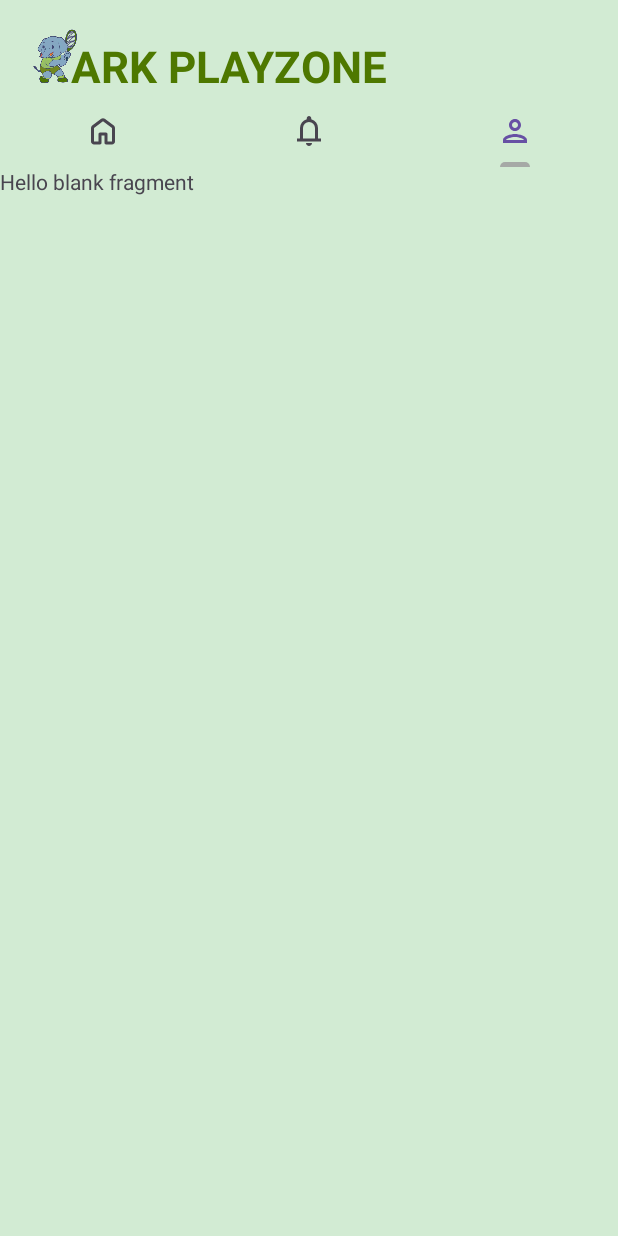
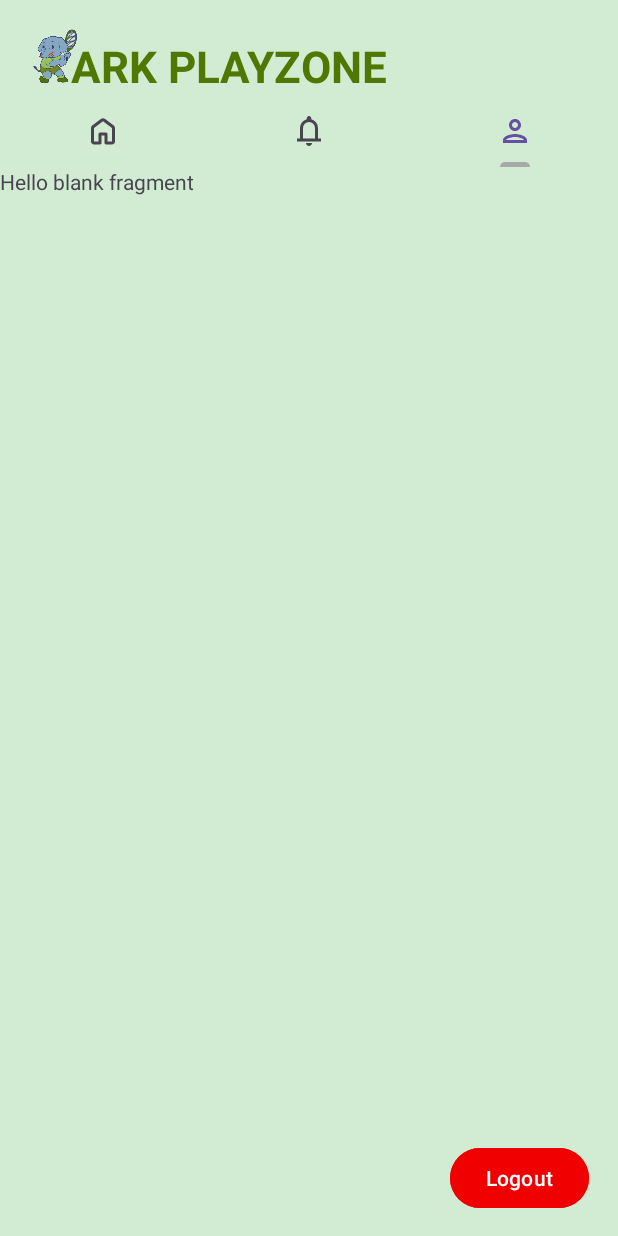
Before and after one commit to Skippersquareroot100/ArkPlayZone-android-app-, an Android app: the HomeFragment screen opened directly, with no data from a screen before it, tab 3 chosen, on a phone screen of 412 x 824 dp. Run offline under Robolectric (Android 15) with nearby library versions, the phone set to English and light mode, and no system bars.

Commit message:
fragment-recycleActivity&others-added

```diff
--- a/app/src/main/java/com/arkever/indoorplayground/networks/ApiService.kt
+++ b/app/src/main/java/com/arkever/indoorplayground/networks/ApiService.kt
@@ -9,11 +9,13 @@ import com.arkever.indoorplayground.model.Responses.LoginResponse
 import com.arkever.indoorplayground.model.DTOs.StaffDto
 import com.arkever.indoorplayground.model.Responses.ApiResponse
 import com.arkever.indoorplayground.model.Responses.ForgetPassResponse
+import com.arkever.indoorplayground.model.ActivityResponse
 import com.arkever.indoorplayground.model.Responses.OTPValidateResponse
 import com.arkever.indoorplayground.model.Responses.PassResetResponse
 import com.arkever.indoorplayground.model.Responses.RefreshResponse
 import retrofit2.Call
 import retrofit2.http.Body
+import retrofit2.http.GET
 import retrofit2.http.PATCH
 import retrofit2.http.POST
 
@@ -32,5 +34,7 @@ interface ApiService {
     fun verifyOTP(@Body data: OTPValidateDto): Call<OTPValidateResponse>
     @PATCH("update-pass")
     fun updatePassword(@Body data: PassResetDTO): Call<PassResetResponse>
+    @GET("activity")
+    fun getAllActivities(): Call<ActivityResponse>
 
 }
--- /dev/null
+++ b/app/src/main/java/com/arkever/indoorplayground/repository/ActivityRepository.kt
@@ -0,0 +1,31 @@
+package com.arkever.indoorplayground.repository
+
+import com.arkever.indoorplayground.model.ActivityItem
+
+import com.arkever.indoorplayground.model.ActivityResponse
+
+import com.arkever.indoorplayground.networks.RetrofitClient
+import retrofit2.Call
+import retrofit2.Callback
+import retrofit2.Response
+
+class ActivityRepository {
+    fun getActivities(onResult: (Boolean, List<ActivityItem>?, String?) -> Unit) {
+        RetrofitClient.instance.getAllActivities().enqueue(object : Callback<ActivityResponse> {
+            override fun onResponse(call: Call<ActivityResponse>, response: Response<ActivityResponse>) {
+                if (response.isSuccessful) {
+                    val activities = response.body()?.data ?: emptyList()
+                    onResult(true, activities, null)
+                } else {
+                    onResult(false, null, "Error: ${response.code()}")
+                }
+            }
+
+            override fun onFailure(call: Call<ActivityResponse>, t: Throwable) {
+                onResult(false, null, t.message)
+            }
+        })
+
+
+    }
+}
--- a/app/src/main/java/com/arkever/indoorplayground/view/Fragments/HomeFragment.kt
+++ b/app/src/main/java/com/arkever/indoorplayground/view/Fragments/HomeFragment.kt
@@ -1,60 +1,60 @@
 package com.arkever.indoorplayground.view.Fragments
 
 import android.os.Bundle
-import androidx.fragment.app.Fragment
 import android.view.LayoutInflater
 import android.view.View
 import android.view.ViewGroup
+import android.widget.Toast
+import androidx.fragment.app.Fragment
+import androidx.lifecycle.ViewModelProvider
+import androidx.recyclerview.widget.LinearLayoutManager
+import androidx.recyclerview.widget.RecyclerView
 import com.arkever.indoorplayground.R
+import com.arkever.indoorplayground.adapter.ActivityAdapter
+import com.arkever.indoorplayground.model.ActivityItem
+import com.arkever.indoorplayground.viewmodel.ActivityViewModel
 
-// TODO: Rename parameter arguments, choose names that match
-// the fragment initialization parameters, e.g. ARG_ITEM_NUMBER
-private const val ARG_PARAM1 = "param1"
-private const val ARG_PARAM2 = "param2"
 
-/**
- * A simple [Fragment] subclass.
- * Use the [HomeFragment.newInstance] factory method to
- * create an instance of this fragment.
- */
 class HomeFragment : Fragment() {
-    // TODO: Rename and change types of parameters
-    private var param1: String? = null
-    private var param2: String? = null
 
-    override fun onCreate(savedInstanceState: Bundle?) {
-        super.onCreate(savedInstanceState)
-        arguments?.let {
-            param1 = it.getString(ARG_PARAM1)
-            param2 = it.getString(ARG_PARAM2)
-        }
-    }
+    private lateinit var viewModel: ActivityViewModel
+    private lateinit var recyclerView: RecyclerView
+    private lateinit var adapter: ActivityAdapter
 
     override fun onCreateView(
         inflater: LayoutInflater, container: ViewGroup?,
         savedInstanceState: Bundle?
     ): View? {
-        // Inflate the layout for this fragment
-        return inflater.inflate(R.layout.fragment_home, container, false)
+        val view = inflater.inflate(R.layout.fragment_home, container, false)
+
+        recyclerView = view.findViewById(R.id.activityRecyclerView)
+        recyclerView.layoutManager = LinearLayoutManager(context, LinearLayoutManager.HORIZONTAL, false)
+
+
+        adapter = ActivityAdapter(emptyList()) { activity ->
+            Toast.makeText(context, "Selected: ${activity.name}", Toast.LENGTH_SHORT).show()
+        }
+        recyclerView.adapter = adapter
+
+        viewModel = ViewModelProvider(this)[ActivityViewModel::class.java]
+
+        observeViewModel()
+
+
+        viewModel.loadActivities()
+
+        return view
     }
 
-    companion object {
-        /**
-         * Use this factory method to create a new instance of
-         * this fragment using the provided parameters.
-         *
-         * @param param1 Parameter 1.
-         * @param param2 Parameter 2.
-         * @return A new instance of fragment HomeFragment.
-         */
-        // TODO: Rename and change types and number of parameters
-        @JvmStatic
-        fun newInstance(param1: String, param2: String) =
-            HomeFragment().apply {
-                arguments = Bundle().apply {
-                    putString(ARG_PARAM1, param1)
-                    putString(ARG_PARAM2, param2)
-                }
+    private fun observeViewModel() {
+        viewModel.activities.observe(viewLifecycleOwner) { activities ->
+            adapter.updateList(activities)
+        }
+
+        viewModel.error.observe(viewLifecycleOwner) { message ->
+            message?.let {
+                Toast.makeText(context, it, Toast.LENGTH_SHORT).show()
             }
+        }
     }
 }
--- a/app/src/main/java/com/arkever/indoorplayground/view/Fragments/ProfileFragment.kt
+++ b/app/src/main/java/com/arkever/indoorplayground/view/Fragments/ProfileFragment.kt
@@ -1,11 +1,15 @@
 package com.arkever.indoorplayground.view.Fragments
 
+import android.content.Intent
 import android.os.Bundle
 import androidx.fragment.app.Fragment
 import android.view.LayoutInflater
 import android.view.View
 import android.view.ViewGroup
+import android.widget.Button
 import com.arkever.indoorplayground.R
+import com.arkever.indoorplayground.utils.SharedPrefManager
+import com.arkever.indoorplayground.view.MainActivity
 
 // TODO: Rename parameter arguments, choose names that match
 // the fragment initialization parameters, e.g. ARG_ITEM_NUMBER
@@ -22,6 +26,10 @@ class ProfileFragment : Fragment() {
     private var param1: String? = null
     private var param2: String? = null
 
+    lateinit var logout: Button
+
+
+
     override fun onCreate(savedInstanceState: Bundle?) {
         super.onCreate(savedInstanceState)
         arguments?.let {
@@ -30,14 +38,30 @@ class ProfileFragment : Fragment() {
         }
     }
 
+
+
     override fun onCreateView(
         inflater: LayoutInflater, container: ViewGroup?,
         savedInstanceState: Bundle?
     ): View? {
+
+
         // Inflate the layout for this fragment
         return inflater.inflate(R.layout.fragment_profile, container, false)
     }
 
+
+    override fun onViewCreated(view: View, savedInstanceState: Bundle?) {
+        super.onViewCreated(view, savedInstanceState)
+        logout = view.findViewById<Button>(R.id.logout)
+        logout.setOnClickListener {
+            val sp = SharedPrefManager(requireContext())
+            sp.clearToken()
+
+            startActivity(Intent(requireContext(), MainActivity::class.java))
+
+        }
+    }
     companion object {
         /**
          * Use this factory method to create a new instance of
--- a/app/src/main/java/com/arkever/indoorplayground/view/OTP.kt
+++ b/app/src/main/java/com/arkever/indoorplayground/view/OTP.kt
@@ -7,6 +7,7 @@ import android.text.TextWatcher
 import android.util.Log
 import android.view.Gravity
 import android.view.View
+import android.widget.Toast
 import androidx.activity.enableEdgeToEdge
 import androidx.appcompat.app.AppCompatActivity
 import androidx.core.view.ViewCompat
@@ -73,6 +74,7 @@ class OTP : AppCompatActivity() {
             showLoading(false)
             if(success)
             {
+                Toast.makeText(this,"OTP Verified Successfully", Toast.LENGTH_SHORT).show()
                 startActivity(Intent(this, PassReset::class.java))
                 binding.textView5.visibility=View.GONE
             }
--- a/app/src/main/java/com/arkever/indoorplayground/view/PassReset.kt
+++ b/app/src/main/java/com/arkever/indoorplayground/view/PassReset.kt
@@ -4,6 +4,7 @@ import android.content.Intent
 import android.os.Bundle
 import android.view.Gravity
 import android.view.View
+import android.widget.Toast
 import androidx.activity.enableEdgeToEdge
 import androidx.appcompat.app.AppCompatActivity
 import androidx.core.view.ViewCompat
@@ -37,6 +38,7 @@ class PassReset : AppCompatActivity() {
             showLoading(false)
             if (success)
             {
+                Toast.makeText(this,"Password Reset Successfully", Toast.LENGTH_SHORT).show()
                 startActivity(Intent(this, MainActivity::class.java))
                 finish()
             }
--- a/app/src/main/java/com/arkever/indoorplayground/view/Registration.kt
+++ b/app/src/main/java/com/arkever/indoorplayground/view/Registration.kt
@@ -8,6 +8,7 @@ import android.widget.Button
 import android.widget.EditText
 import android.widget.ProgressBar
 import android.widget.TextView
+import android.widget.Toast
 import androidx.activity.enableEdgeToEdge
 import androidx.appcompat.app.AppCompatActivity
 import androidx.core.view.ViewCompat
@@ -162,6 +163,7 @@ class Registration : AppCompatActivity() {
                  showLoading(false)
             if(success)
             {
+                Toast.makeText(this,"Redirecting into Login page", Toast.LENGTH_SHORT).show()
                 startActivity(Intent(this,MainActivity::class.java))
                 finish()
             }
--- /dev/null
+++ b/app/src/main/java/com/arkever/indoorplayground/viewmodel/ActivityViewModel.kt
@@ -0,0 +1,27 @@
+package com.arkever.indoorplayground.viewmodel
+
+import androidx.lifecycle.LiveData
+import androidx.lifecycle.MutableLiveData
+import androidx.lifecycle.ViewModel
+import com.arkever.indoorplayground.model.ActivityItem
+import com.arkever.indoorplayground.repository.ActivityRepository
+
+class ActivityViewModel : ViewModel() {
+    private val repository = ActivityRepository()
+
+    private val _activities = MutableLiveData<List<ActivityItem>>()
+    val activities: LiveData<List<ActivityItem>> = _activities
+
+    private val _error = MutableLiveData<String?>()
+    val error: LiveData<String?> = _error
+
+    fun loadActivities() {
+        repository.getActivities { success, data, err ->
+            if (success && data != null) {
+                _activities.postValue(data?: emptyList())
+            } else {
+                _error.postValue(err)
+            }
+        }
+    }
+}
--- a/app/src/main/res/layout/activity_user_dash_board.xml
+++ b/app/src/main/res/layout/activity_user_dash_board.xml
@@ -8,7 +8,6 @@
     android:layout_height="match_parent">
 
 
-    <!-- FrameLayout for fragments -->
 
     <ImageView
         android:id="@+id/imageView2"
--- a/app/src/main/res/layout/fragment_notification.xml
+++ b/app/src/main/res/layout/fragment_notification.xml
@@ -5,10 +5,10 @@
     android:layout_height="match_parent"
     tools:context=".view.Fragments.NotificationFragment">
 
-    <!-- TODO: Update blank fragment layout -->
+
     <TextView
         android:layout_width="match_parent"
         android:layout_height="match_parent"
-        android:text="cudi" />
+        android:text="no" />
 
 </FrameLayout>
--- a/app/src/main/res/layout/fragment_profile.xml
+++ b/app/src/main/res/layout/fragment_profile.xml
@@ -5,10 +5,19 @@
     android:layout_height="match_parent"
     tools:context=".view.Fragments.ProfileFragment">
 
-    <!-- TODO: Update blank fragment layout -->
+
     <TextView
         android:layout_width="match_parent"
         android:layout_height="match_parent"
         android:text="@string/hello_blank_fragment" />
 
+    <Button
+        android:id="@+id/logout"
+        android:layout_width="wrap_content"
+        android:layout_height="wrap_content"
+        android:layout_marginTop="650dp"
+        android:backgroundTint="#F00000"
+        android:layout_marginStart="300dp"
+        android:text="Logout" />
+
 </FrameLayout>
--- a/gradle/libs.versions.toml
+++ b/gradle/libs.versions.toml
@@ -10,6 +10,7 @@ material = "1.12.0"
 activity = "1.10.1"
 constraintlayout = "2.2.1"
 playServicesAds = "24.4.0"
+cardview = "1.0.0"
 
 [libraries]
 androidx-core-ktx = { group = "androidx.core", name = "core-ktx", version.ref = "coreKtx" }
@@ -21,6 +22,7 @@ material = { group = "com.google.android.material", name = "material", version.r
 androidx-activity = { group = "androidx.activity", name = "activity", version.ref = "activity" }
 androidx-constraintlayout = { group = "androidx.constraintlayout", name = "constraintlayout", version.ref = "constraintlayout" }
 play-services-ads = { group = "com.google.android.gms", name = "play-services-ads", version.ref = "playServicesAds" }
+androidx-cardview = { group = "androidx.cardview", name = "cardview", version.ref = "cardview" }
 
 [plugins]
 android-application = { id = "com.android.application", version.ref = "agp" }
```
Also changed, not shown: app/build.gradle.kts (+7 -0 lines), app/src/main/java/com/arkever/indoorplayground/adapter/ActivityAdapter.kt (added, +66 -0 lines), app/src/main/java/com/arkever/indoorplayground/model/ActivityItem.kt (added, +12 -0 lines), app/src/main/java/com/arkever/indoorplayground/model/DTOs/ActivityDto.kt (added, +7 -0 lines), app/src/main/java/com/arkever/indoorplayground/model/Responses/ActivityResponse.kt (added, +9 -0 lines), app/src/main/res/drawable/activity.xml (added, +15 -0 lines), app/src/main/res/layout/fragment_home.xml (+8 -5 lines), app/src/main/res/layout/item_activity.xml (added, +45 -0 lines).
